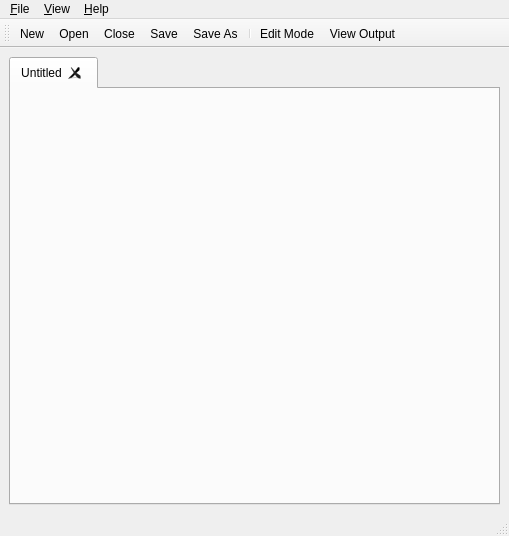
First picture: the form in src/equipmant.ui, repository hk0i/equipmant, before the edit.
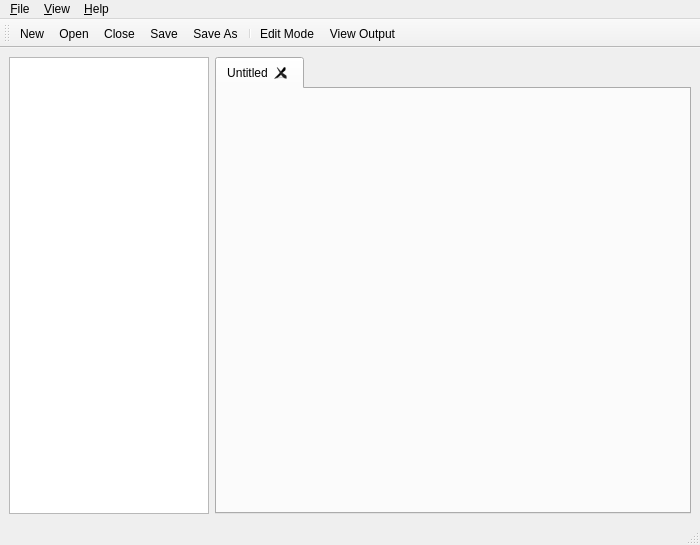
Second picture: the form after the edit. Icons and pictures are not drawn. Custom widgets are drawn as their Qt base class.

Commit message: Moved tree widget inside of main window

```diff
--- a/src/equipmant.ui
+++ b/src/equipmant.ui
@@ -6,13 +6,13 @@
    <rect>
     <x>0</x>
     <y>0</y>
-    <width>509</width>
-    <height>536</height>
+    <width>700</width>
+    <height>545</height>
    </rect>
   </property>
   <property name="minimumSize">
    <size>
-    <width>509</width>
+    <width>700</width>
     <height>536</height>
    </size>
   </property>
@@ -24,9 +24,43 @@
     <normaloff>:/img/res/ equip_icon_64.png</normaloff>:/img/res/ equip_icon_64.png</iconset>
   </property>
   <widget class="QWidget" name="centralwidget">
-   <layout class="QVBoxLayout" name="verticalLayout_2">
+   <layout class="QHBoxLayout" name="horizontalLayout">
+    <item>
+     <widget class="QTreeView" name="tvFileView">
+      <property name="sizePolicy">
+       <sizepolicy hsizetype="MinimumExpanding" vsizetype="Expanding">
+        <horstretch>0</horstretch>
+        <verstretch>0</verstretch>
+       </sizepolicy>
+      </property>
+      <property name="maximumSize">
+       <size>
+        <width>200</width>
+        <height>16777215</height>
+       </size>
+      </property>
+      <property name="baseSize">
+       <size>
+        <width>0</width>
+        <height>0</height>
+       </size>
+      </property>
+     </widget>
+    </item>
     <item>
      <widget class="QTabWidget" name="tabFiles">
+      <property name="sizePolicy">
+       <sizepolicy hsizetype="Expanding" vsizetype="Expanding">
+        <horstretch>0</horstretch>
+        <verstretch>0</verstretch>
+       </sizepolicy>
+      </property>
+      <property name="minimumSize">
+       <size>
+        <width>300</width>
+        <height>0</height>
+       </size>
+      </property>
       <property name="tabsClosable">
        <bool>true</bool>
       </property>
@@ -45,7 +79,7 @@
     <rect>
      <x>0</x>
      <y>0</y>
-     <width>509</width>
+     <width>700</width>
      <height>22</height>
     </rect>
    </property>
```
Left out of the diff: 2 changed lines with no effect on the pictures. The commit also changes 2 other files.
